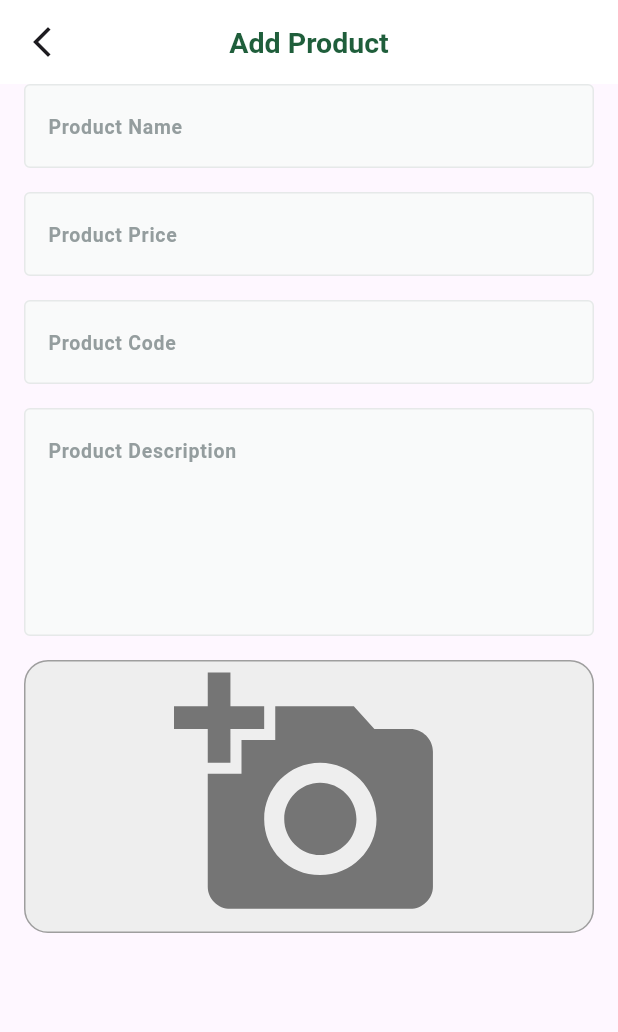
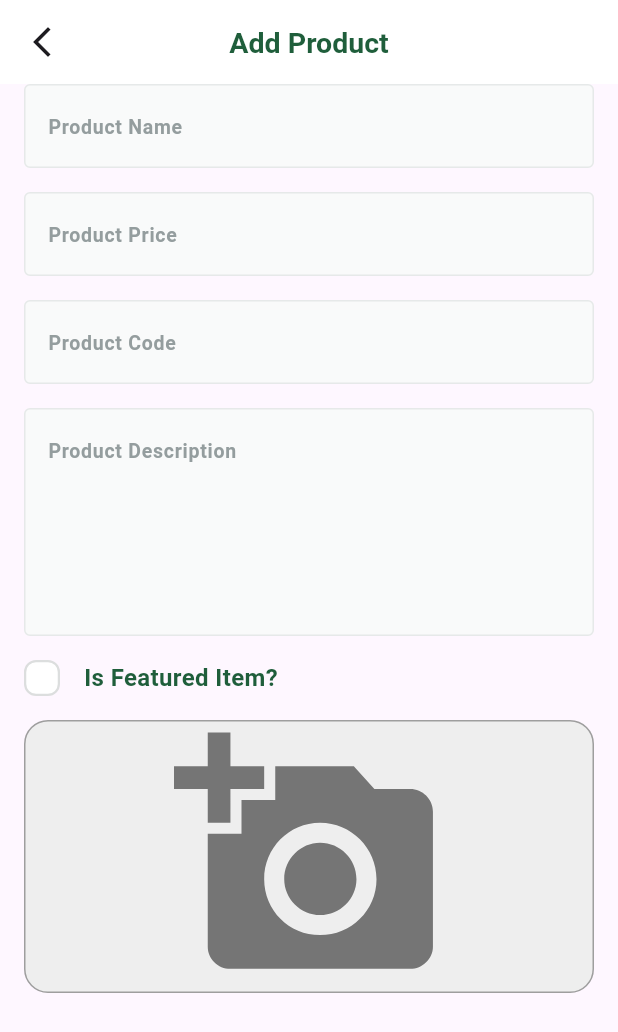
Before and after one commit to ahmed0128382/fruithub_dashboard, a Flutter app: the AddProductView screen opened by its route, on a phone screen of 412 x 824 dp. Shown: the top 1032 px of the screen. Run offline on Flutter 3.47's test engine with Material 3 defaults, Android fonts, the phone set to English and light mode, and no system bars; drawn by our look-alikes of skeletonizer; our stand-ins replace firebase_core, flutter_svg, image_picker; accounts and stored records are empty; Roboto replaces fonts that are missing (Cairo).

Commit message:
add IsFeaturedCheckBox component and integrate into AddProductViewBody

```diff
--- a/lib/features/add_product/presentation/views/widgets/add_product_view_body.dart
+++ b/lib/features/add_product/presentation/views/widgets/add_product_view_body.dart
@@ -1,8 +1,9 @@
 import 'package:flutter/material.dart';
 import 'package:fruithub_dashboard/constants.dart';
-import 'package:fruithub_dashboard/core/utils/app_styles.dart';
 import 'package:fruithub_dashboard/core/widgets/custom_text_form_field.dart';
+
 import 'package:fruithub_dashboard/features/add_product/presentation/views/widgets/image_field.dart';
+import 'package:fruithub_dashboard/features/add_product/presentation/views/widgets/is_featured_check_box.dart';
 
 class AddProductViewBody extends StatefulWidget {
   const AddProductViewBody({super.key});
@@ -43,6 +44,12 @@ class _AddProductViewBodyState extends State<AddProductViewBody> {
                 textInputType: TextInputType.text,
               ),
               SizedBox(height: 16.0),
+              IsFeaturedCheckBox(
+                onChanged: (value) {
+                  // Handle featured checkbox change
+                },
+              ),
+              SizedBox(height: 16.0),
               ImageField(
                 onFileSelected: (file) {},
               ),
--- /dev/null
+++ b/lib/features/add_product/presentation/views/widgets/custom_check_box.dart
@@ -0,0 +1,43 @@
+import 'package:flutter/material.dart';
+import 'package:flutter_svg/flutter_svg.dart';
+import 'package:fruithub_dashboard/core/utils/app_colors.dart';
+import 'package:fruithub_dashboard/core/utils/app_images.dart';
+
+class CustomCheckBox extends StatelessWidget {
+  const CustomCheckBox(
+      {super.key, required this.isChecked, required this.onChecked});
+  final bool isChecked;
+  final ValueChanged<bool> onChecked;
+  @override
+  Widget build(BuildContext context) {
+    return GestureDetector(
+      onTap: () {
+        onChecked(!isChecked);
+        //print('isChecked:$isChecked');
+      },
+      child: AnimatedContainer(
+        width: 24,
+        height: 24,
+        duration: Duration(
+          microseconds: 100,
+        ),
+        decoration: ShapeDecoration(
+          color: isChecked ? AppColors.primaryColor : Colors.white,
+          shape: RoundedRectangleBorder(
+            side: BorderSide(
+              width: 1.5,
+              color: isChecked ? Colors.transparent : Color(0xffdcdede),
+            ),
+            borderRadius: BorderRadius.circular(8),
+          ),
+        ),
+        child: isChecked
+            ? Padding(
+                padding: const EdgeInsets.all(2.0),
+                child: SvgPicture.asset(AppImages.imagesCheck),
+              )
+            : SizedBox(),
+      ),
+    );
+  }
+}
--- /dev/null
+++ b/lib/features/add_product/presentation/views/widgets/is_featured_check_box.dart
@@ -0,0 +1,41 @@
+import 'package:flutter/material.dart';
+import 'package:fruithub_dashboard/core/utils/app_colors.dart';
+import 'package:fruithub_dashboard/core/utils/app_styles.dart';
+import 'package:fruithub_dashboard/features/add_product/presentation/views/widgets/custom_check_box.dart';
+
+class IsFeaturedCheckBox extends StatefulWidget {
+  const IsFeaturedCheckBox({super.key, required this.onChanged});
+  final ValueChanged<bool> onChanged;
+
+  @override
+  State<IsFeaturedCheckBox> createState() => _IsFeaturedCheckBoxState();
+}
+
+class _IsFeaturedCheckBoxState extends State<IsFeaturedCheckBox> {
+  bool isChecked = false;
+
+  @override
+  Widget build(BuildContext context) {
+    return Row(
+      //mainAxisAlignment: MainAxisAlignment.spaceBetween,
+      children: [
+        CustomCheckBox(
+          isChecked: isChecked,
+          onChecked: (value) {
+            setState(() => isChecked = value);
+            widget.onChanged(value);
+          },
+        ),
+        SizedBox(width: 16.0),
+        Expanded(
+          child: Text(
+            'Is Featured Item?',
+            style: AppStyles.semiBold16.copyWith(
+              color: AppColors.primaryColor,
+            ),
+          ),
+        ),
+      ],
+    );
+  }
+}
--- a/pubspec.yaml
+++ b/pubspec.yaml
@@ -22,3 +22,7 @@ dev_dependencies:
 
 flutter:
   uses-material-design: true
+
+  assets:
+    - assets/images/
+    - assets/icons/
```
Also changed, not shown: assets/images/Check.svg (added).
